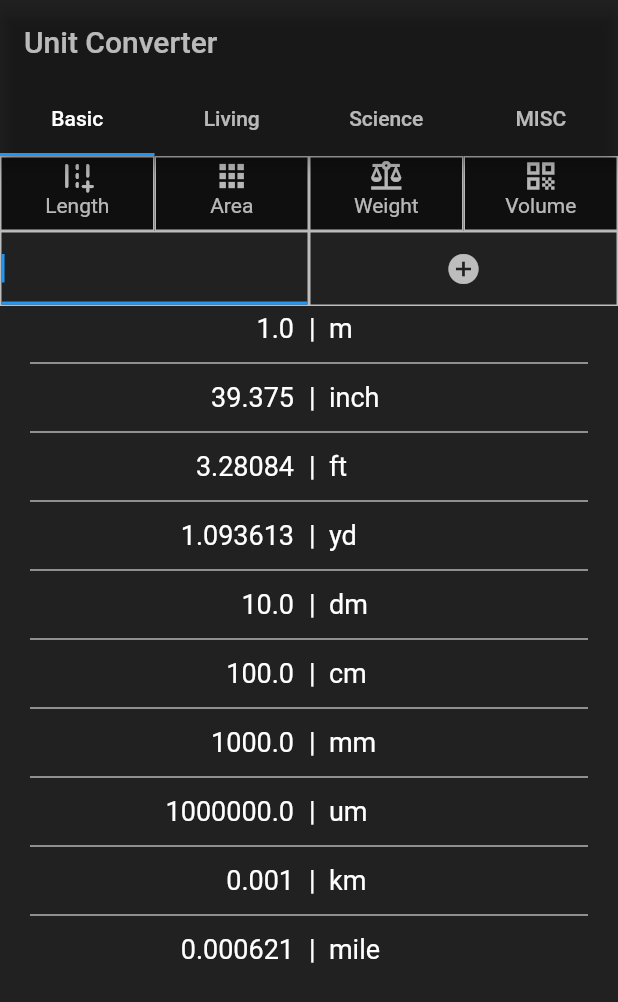
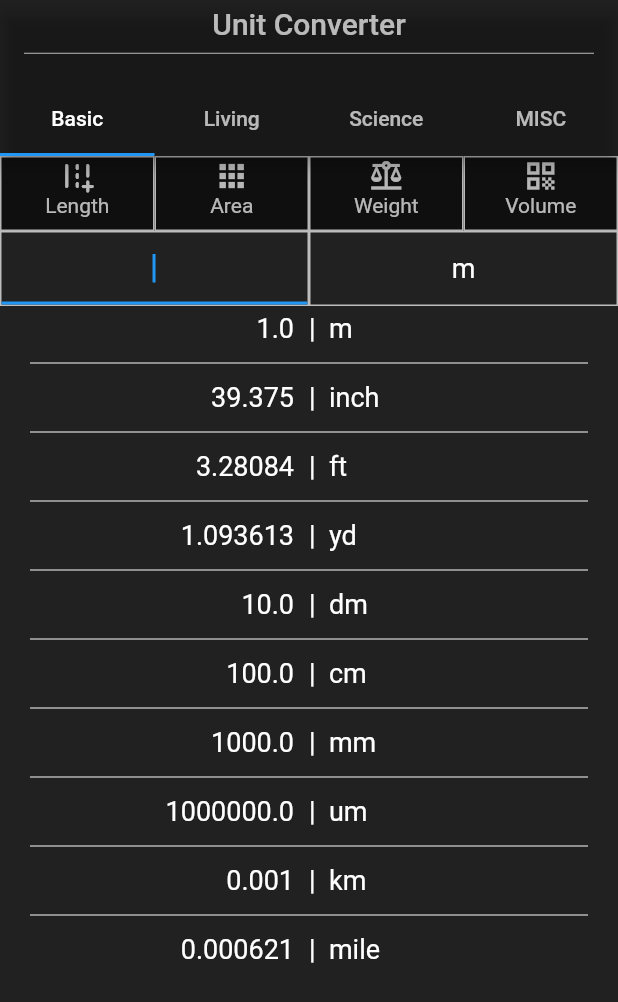
Before and after one commit to suhaib-darawshi/UnitConvertorApp_Flutter, a Flutter app: the SuperAppScreen screen opened directly, on a phone screen of 412 x 824 dp. Shown: the top 1002 px of the screen. Run offline on Flutter 3.47's test engine with Material 2 defaults, Android fonts, the phone set to English and light mode, and no system bars; missing offline and left inert: dart:ffi.

Commit message:
Fonts changes

```diff
--- a/lib/UnitConvertorApp/views/Widgets/InputArea.dart
+++ b/lib/UnitConvertorApp/views/Widgets/InputArea.dart
@@ -24,22 +24,26 @@ class InputArea extends StatelessWidget {
   Function function;
   Function function2;
   String? input;
-  InputArea(this.list, this.function,this.function2);
+  int index = 0;
+  InputArea(this.list, this.function, this.function2, this.index) {
+    if (index >= list.length) {
+      index = list.length - 1;
+    }
+
+  }
   @override
   Widget build(BuildContext context) {
     return Container(
       height: 50,
-      decoration: BoxDecoration(
-        color: Colors.black87
-      ),
+      decoration: BoxDecoration(color: Colors.black87),
       child: Row(
         children: [
           Expanded(
               child: Container(
-                decoration: BoxDecoration(
-                  border: Border.all(color: Colors.white70
-                )),
+            decoration:
+                BoxDecoration(border: Border.all(color: Colors.white70)),
             child: TextField(
+              textAlign: TextAlign.center,
               onChanged: (value) {
                 input = value;
                 // log(value);
@@ -52,9 +56,16 @@ class InputArea extends StatelessWidget {
           )),
           Expanded(
               child: Container(
-            decoration: BoxDecoration(border: Border.all(color: Colors.white70)),
-            child: PopupMenuButton(icon: Icon(Icons.add_circle_outlined,color: Colors.white70,),
-                onSelected: (value) => function2(value),
+            decoration:
+                BoxDecoration(border: Border.all(color: Colors.white70)),
+            child: PopupMenuButton(
+                icon: Text(
+                  list[index]['name'],
+                  style: TextStyle(color: Colors.white, fontSize: 18),
+                ),
+                onSelected: (value) {
+                  function2(value);
+                },
                 itemBuilder: (BuildContext context) => itemsList(list)),
           ))
         ],
--- a/lib/UnitConvertorApp/views/screens/BasicScreen.dart
+++ b/lib/UnitConvertorApp/views/screens/BasicScreen.dart
@@ -14,6 +14,7 @@ import 'package:unit_convertor_app/UnitConvertorApp/views/screens/FullScreen.dar
 // }
 
 class BasicScreen extends StatelessWidget {
+  late int chosen = 0;
   late int index;
   late Function function;
   Function checkList;
@@ -22,7 +23,7 @@ class BasicScreen extends StatelessWidget {
   late String finalValue;
   late List icons;
   BasicScreen(this.Category, this.function, this.index, this.checkList,
-      this.checkInput,this.finalValue) {
+      this.checkInput, this.finalValue,this.chosen) {
     icons = this.Category['icons'];
   }
 
@@ -41,8 +42,8 @@ class BasicScreen extends StatelessWidget {
           ),
         ),
         Expanded(
-            child: FullScreen(
-                Category['fields'][index], index, checkList, checkInput,finalValue))
+            child: FullScreen(Category['fields'][index], index, checkList,
+                checkInput, finalValue,this.chosen))
       ],
     );
   }
--- a/lib/UnitConvertorApp/views/screens/FullScreen.dart
+++ b/lib/UnitConvertorApp/views/screens/FullScreen.dart
@@ -15,14 +15,16 @@ class FullScreen extends StatelessWidget {
   late int index;
   Function checkList;
   Function checkinput;
+  late int chosen = 0;
   String finalValue = 1.toStringAsFixed(6);
   late List<Map<String, dynamic>> list;
-  FullScreen(this.list, this.index,this.checkList,this.checkinput,this.finalValue);
+  FullScreen(
+      this.list, this.index, this.checkList, this.checkinput, this.finalValue,this.chosen);
 
   @override
   Widget build(BuildContext context) {
     return Column(children: [
-      InputArea(list, checkinput, checkList),
+      InputArea(list, checkinput, checkList,chosen),
       Expanded(child: ScreenList(list, finalValue))
     ]);
   }
--- a/lib/UnitConvertorApp/views/screens/SuperAppScreen.dart
+++ b/lib/UnitConvertorApp/views/screens/SuperAppScreen.dart
@@ -7,6 +7,7 @@ import 'package:unit_convertor_app/UnitConvertorApp/data/dymmy_data.dart';
 
 void main(List<String> args) {
   runApp(MaterialApp(
+    debugShowCheckedModeBanner: false,
     home: SuperAppScreen(JSON),
   ));
 }
@@ -25,16 +26,19 @@ List<Widget> tabsBodyGenerator(
     int index,
     Function ckeckList,
     Function checkInput,
-    String finalvalue) {
+    String finalvalue,
+    int ch) {
   return data.map((e) {
     return Center(
-      child: BasicScreen(e, function, index, ckeckList, checkInput, finalvalue),
+      child: BasicScreen(
+          e, function, index, ckeckList, checkInput, finalvalue, ch),
     );
   }).toList();
 }
 
 class SuperAppScreen extends StatefulWidget {
   late List<Map<String, dynamic>> data;
+  int chosen = 0;
   SuperAppScreen(this.data);
   @override
   State<SuperAppScreen> createState() => _SuperAppScreenState();
@@ -47,6 +51,7 @@ class _SuperAppScreenState extends State<SuperAppScreen>
   initializeTabController() {
     tabController = TabController(length: widget.data.length, vsync: this);
   }
+
 
   @override
   void initState() {
@@ -71,19 +76,19 @@ class _SuperAppScreenState extends State<SuperAppScreen>
 
   num ratio = 1;
   num finalValue = 1;
-  late String formatted=1.toStringAsFixed(6);
+  late String formatted = 1.toStringAsFixed(6);
   checkList(int n) {
     ratio = 1.0 / widget.data[tabController.index]['fields'][index][n]['value'];
     finalValue = ratio * value;
-    formatted = finalValue.toStringAsFixed(5);
-
+    formatted = finalValue.toString();
+    widget.chosen = n;
     setState(() {});
   }
 
   checkinput(num n) {
     value = n;
     finalValue = ratio * n;
-    formatted = finalValue.toStringAsFixed(5);
+    formatted = finalValue.toString();
     setState(() {});
   }
 
@@ -91,9 +96,17 @@ class _SuperAppScreenState extends State<SuperAppScreen>
   Widget build(BuildContext context) {
     return Scaffold(
       appBar: AppBar(
-        title: Text(
-          'Unit Converter',
-          style: TextStyle(color: Colors.white70),
+        title: Column(
+          children: [
+            Text(
+              'Unit Converter',
+              style: TextStyle(color: Colors.white70),
+            ),
+            Padding(
+              padding: EdgeInsets.only(bottom: 8.0),
+              child: Divider(color: Colors.white70),
+            )
+          ],
         ),
         bottom: TabBar(
           tabs: createTabs(widget.data),
@@ -103,7 +116,7 @@ class _SuperAppScreenState extends State<SuperAppScreen>
       ),
       body: TabBarView(
         children: tabsBodyGenerator(widget.data, CheckCategory, index,
-            checkList, checkinput, formatted),
+            checkList, checkinput, formatted, widget.chosen),
         controller: tabController,
       ),
     );
```
Lines whose indentation alone changed are shown as unchanged.
